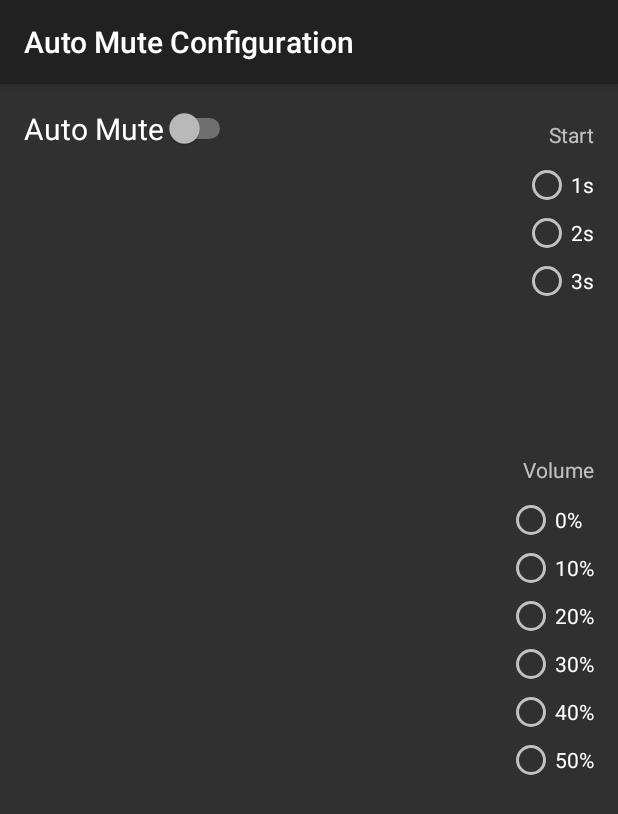
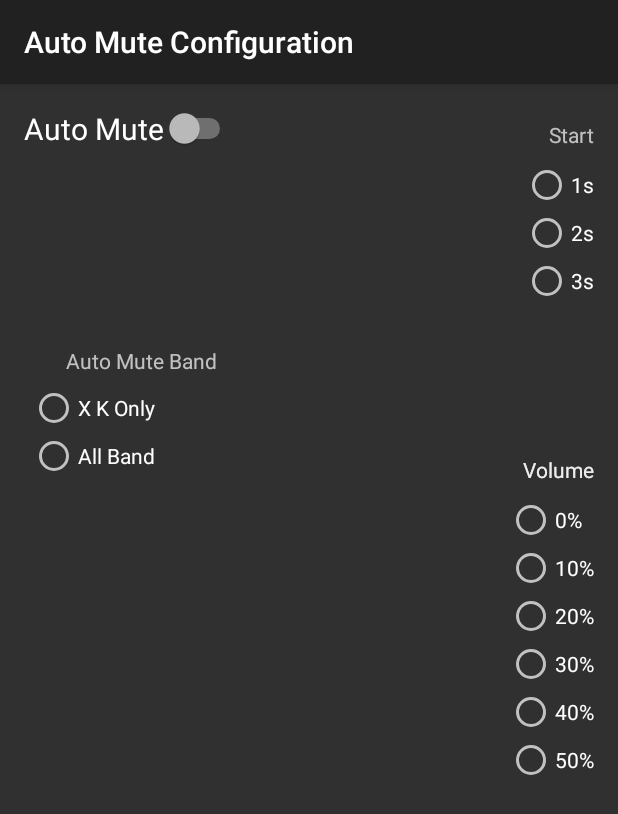
Before and after one commit to nolimits-enterprises/RadensoNexus, an Android app: the DS1AutoMute screen opened directly, with no data from a screen before it, on a phone screen of 412 x 824 dp. Shown: the top 814 px of the screen. Run offline under Robolectric (Android 15) with nearby library versions, the phone set to English and light mode, and no system bars; libraries missing offline, so code that uses them is left out: com.nolimits.ds1library; 6 statements that could not run were skipped.

Commit message:
Auto mute bands, July update

```diff
--- a/app/src/main/java/com/noLimits/TheiaNexus/DS1AutoMute.java
+++ b/app/src/main/java/com/noLimits/TheiaNexus/DS1AutoMute.java
@@ -39,6 +39,9 @@ public class DS1AutoMute extends DS1ServiceActionACtivity {
     RadioButton rb_40p;
     RadioButton rb_50p;
 
+    RadioButton rb_auto_xk;
+    RadioButton rb_auto_allband;
+
     Switch sw;
 
 
@@ -61,6 +64,10 @@ public class DS1AutoMute extends DS1ServiceActionACtivity {
         rb_30p = (RadioButton)findViewById(R.id.radio_mute_30);
         rb_40p = (RadioButton)findViewById(R.id.radio_mute_40);
         rb_50p = (RadioButton)findViewById(R.id.radio_mute_50);
+
+        rb_auto_xk = (RadioButton)findViewById(R.id.rad_auto_xk);
+        rb_auto_allband = (RadioButton)findViewById(R.id.rad_auto_allband);
+
 
         sw = (Switch)findViewById(R.id.sw_automute);
 
@@ -107,6 +114,14 @@ public class DS1AutoMute extends DS1ServiceActionACtivity {
                 break;
             case R.id.radio_mute_50:
                 mDS1Service.setAutoMuteVol(50);
+                break;
+
+            case R.id.rad_auto_allband:
+                mDS1Service.setAutoBandAll(true);
+                break;
+
+            case R.id.rad_auto_xk:
+                mDS1Service.setAutoBandAll(false);
                 break;
         }
     }
@@ -155,6 +170,11 @@ public class DS1AutoMute extends DS1ServiceActionACtivity {
                          break;
                  }
 
+                 if (mDS1Service.getmSetting().autoAllBand == true)
+                     rb_auto_allband.setChecked(true);
+                 else
+                     rb_auto_xk.setChecked(true);
+
             }
         });
     }
--- a/app/src/main/res/layout/activity_ds1automute.xml
+++ b/app/src/main/res/layout/activity_ds1automute.xml
@@ -1,11 +1,19 @@
 <?xml version="1.0" encoding="utf-8"?>
-<androidx.constraintlayout.widget.ConstraintLayout
-    xmlns:android="http://schemas.android.com/apk/res/android"
+<androidx.constraintlayout.widget.ConstraintLayout xmlns:android="http://schemas.android.com/apk/res/android"
     xmlns:app="http://schemas.android.com/apk/res-auto"
     xmlns:tools="http://schemas.android.com/tools"
-    android:screenOrientation="portrait"
     android:layout_width="match_parent"
-    android:layout_height="match_parent">
+    android:layout_height="match_parent"
+    android:screenOrientation="portrait">
+
+    <TextView
+        android:id="@+id/textView16"
+        android:layout_width="wrap_content"
+        android:layout_height="wrap_content"
+        android:layout_marginTop="100dp"
+        android:text="Volume"
+        app:layout_constraintEnd_toEndOf="@+id/radioGroup7"
+        app:layout_constraintTop_toBottomOf="@+id/radioGroup5" />
 
     <Switch
         android:id="@+id/sw_automute"
@@ -118,4 +126,37 @@
         android:text="Volume"
         app:layout_constraintEnd_toEndOf="@+id/radioGroup7"
         app:layout_constraintTop_toBottomOf="@+id/radioGroup5" />
+
+    <RadioGroup
+        android:id="@+id/radioGroup8"
+        android:layout_width="wrap_content"
+        android:layout_height="wrap_content"
+        android:layout_marginStart="20dp"
+        android:layout_marginTop="200dp"
+        app:layout_constraintStart_toStartOf="parent"
+        app:layout_constraintTop_toTopOf="parent">
+
+        <RadioButton
+            android:id="@+id/rad_auto_xk"
+            android:layout_width="match_parent"
+            android:layout_height="wrap_content"
+            android:text="X K Only" />
+
+        <RadioButton
+            android:id="@+id/rad_auto_allband"
+            android:layout_width="match_parent"
+            android:layout_height="wrap_content"
+            android:text="All Band" />
+    </RadioGroup>
+
+    <TextView
+        android:id="@+id/textView17"
+        android:layout_width="wrap_content"
+        android:layout_height="wrap_content"
+        android:layout_marginStart="44dp"
+        android:layout_marginBottom="6dp"
+        android:text="Auto Mute Band"
+        app:layout_constraintBottom_toTopOf="@+id/radioGroup8"
+        app:layout_constraintStart_toStartOf="parent" />
+
 </androidx.constraintlayout.widget.ConstraintLayout>
```
Also changed, not shown: 2 other files.
